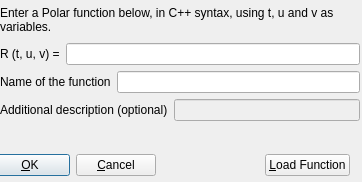
Old version of the form src/UI/PolarDialog.ui in the repository lene/HyperspaceExplorer.
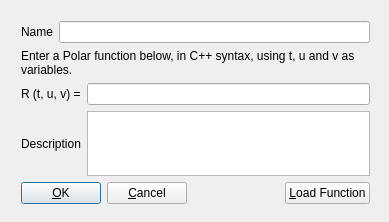
New version of the form.

Commit message: made custom functions work again - except complex functions

Patch:
```diff
--- a/src/UI/PolarDialog.ui
+++ b/src/UI/PolarDialog.ui
@@ -8,29 +8,47 @@
    <rect>
     <x>0</x>
     <y>0</y>
-    <width>362</width>
-    <height>182</height>
+    <width>389</width>
+    <height>222</height>
    </rect>
   </property>
   <property name="windowTitle" >
    <string>Enter a polar function</string>
   </property>
-  <widget class="QWidget" name="FLayout" >
+  <widget class="QWidget" name="" >
    <property name="geometry" >
     <rect>
-     <x>0</x>
-     <y>40</y>
-     <width>360</width>
-     <height>28</height>
+     <x>10</x>
+     <y>10</y>
+     <width>371</width>
+     <height>205</height>
     </rect>
    </property>
+   <layout class="QVBoxLayout" >
+    <item>
    <layout class="QHBoxLayout" >
-    <property name="margin" >
-     <number>0</number>
-    </property>
-    <property name="spacing" >
-     <number>6</number>
-    </property>
+      <item>
+       <widget class="QLabel" name="NameLabel" >
+        <property name="text" >
+         <string>Name</string>
+        </property>
+       </widget>
+      </item>
+      <item>
+       <widget class="QLineEdit" name="nameEdit" />
+      </item>
+     </layout>
+    </item>
+    <item>
+     <widget class="QLabel" name="IntroLabel" >
+      <property name="text" >
+       <string>Enter a Polar function below, in C++ syntax, using t, u and v as 
+variables.</string>
+      </property>
+     </widget>
+    </item>
+    <item>
+     <layout class="QHBoxLayout" >
     <item>
      <widget class="QLabel" name="FLabel" >
       <property name="text" >
@@ -42,64 +60,18 @@
      <widget class="QLineEdit" name="FEdit" />
     </item>
    </layout>
-  </widget>
-  <widget class="QWidget" name="Layout27" >
-   <property name="geometry" >
-    <rect>
-     <x>0</x>
-     <y>71</y>
-     <width>360</width>
-     <height>71</height>
-    </rect>
-   </property>
-   <layout class="QVBoxLayout" >
-    <property name="margin" >
-     <number>0</number>
-    </property>
-    <property name="spacing" >
-     <number>6</number>
-    </property>
-    <item>
-     <layout class="QHBoxLayout" >
-      <property name="margin" >
-       <number>0</number>
-      </property>
-      <property name="spacing" >
-       <number>6</number>
-      </property>
-      <item>
-       <widget class="QLabel" name="NameLabel" >
-        <property name="text" >
-         <string>Name of the function</string>
-        </property>
-       </widget>
       </item>
       <item>
-       <widget class="QLineEdit" name="NameEdit" />
-      </item>
-     </layout>
-    </item>
-    <item>
      <layout class="QHBoxLayout" >
-      <property name="margin" >
-       <number>0</number>
-      </property>
-      <property name="spacing" >
-       <number>6</number>
-      </property>
       <item>
        <widget class="QLabel" name="DescLabel" >
         <property name="text" >
-         <string>Additional description (optional)</string>
+         <string>Description</string>
         </property>
        </widget>
       </item>
       <item>
-       <widget class="QLineEdit" name="LineEdit12" >
-        <property name="enabled" >
-         <bool>false</bool>
-        </property>
-       </widget>
+       <widget class="QTextEdit" name="textEdit" />
       </item>
      </layout>
     </item>
@@ -113,23 +85,13 @@
       </property>
       <property name="sizeHint" >
        <size>
-        <width>20</width>
-        <height>20</height>
+        <width>358</width>
+        <height>16</height>
        </size>
       </property>
      </spacer>
     </item>
-   </layout>
-  </widget>
-  <widget class="QWidget" name="BtnsLayout" >
-   <property name="geometry" >
-    <rect>
-     <x>-10</x>
-     <y>150</y>
-     <width>360</width>
-     <height>30</height>
-    </rect>
-   </property>
+    <item>
    <layout class="QHBoxLayout" >
     <property name="margin" >
      <number>0</number>
@@ -178,20 +140,8 @@
      </widget>
     </item>
    </layout>
-  </widget>
-  <widget class="QLabel" name="IntroLabel" >
-   <property name="geometry" >
-    <rect>
-     <x>0</x>
-     <y>0</y>
-     <width>371</width>
-     <height>40</height>
-    </rect>
-   </property>
-   <property name="text" >
-    <string>Enter a Polar function below, in C++ syntax, using t, u and v as
-variables.</string>
-   </property>
+    </item>
+   </layout>
   </widget>
  </widget>
  <layoutdefault spacing="6" margin="11" />
```
Left out of the diff: 26 changed lines with no effect on the pictures. Lines whose indentation alone changed are shown as unchanged. The commit also changes 13 other files.
